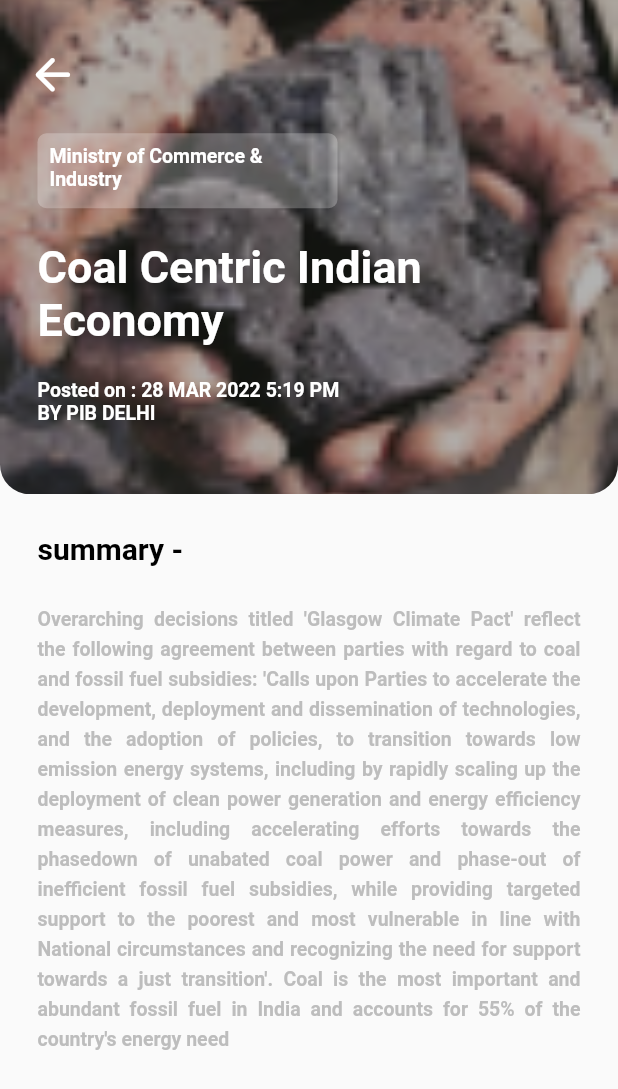
After one commit to Rinav07/SIH-App, a Flutter app: the SummaryPage screen opened directly, on a phone screen of 412 x 824 dp. The commit adds this screen. Shown: the top 1089 px of the screen. Run offline on Flutter 3.47's test engine with Material 2 defaults, Android fonts, the phone set to English and light mode, and no system bars.

Commit message:
summary page

```diff
--- /dev/null
+++ b/App/lib/SummaryPage.dart
@@ -0,0 +1,131 @@
+import 'package:flutter/material.dart';
+
+class SummaryPage extends StatefulWidget {
+  const SummaryPage({Key? key}) : super(key: key);
+
+  @override
+  State<SummaryPage> createState() => _SummaryPageState();
+}
+
+class _SummaryPageState extends State<SummaryPage> {
+  @override
+  Widget build(BuildContext context) {
+    return SafeArea(
+      child: Scaffold(
+        extendBodyBehindAppBar: true,
+        appBar: AppBar(
+          toolbarHeight: 100,
+          leadingWidth: 70,
+          leading: const Icon(
+            Icons.arrow_back_rounded,
+            color: Colors.white,
+            size: 35,
+          ),
+          backgroundColor: Colors.transparent,
+          elevation: 0,
+        ),
+        body: Column(
+          crossAxisAlignment: CrossAxisAlignment.start,
+          children: [
+            Container(
+              height: MediaQuery.of(context).size.height * 0.4,
+              width: double.infinity,
+              decoration: BoxDecoration(
+                borderRadius: const BorderRadius.only(
+                    bottomLeft: Radius.circular(20.0),
+                    bottomRight: Radius.circular(20.0)),
+                image: DecorationImage(
+                    image: const AssetImage(
+                        'assets/Screenshot 2022-03-28 223907 1.png'),
+                    fit: BoxFit.cover,
+                    colorFilter: ColorFilter.mode(
+                        Colors.black.withOpacity(0.3), BlendMode.srcOver)),
+              ),
+              child: Padding(
+                padding: const EdgeInsets.all(25.0),
+                child: Column(
+                  mainAxisAlignment: MainAxisAlignment.spaceEvenly,
+                  crossAxisAlignment: CrossAxisAlignment.start,
+                  children: [
+                    const SizedBox(
+                      height: 20,
+                    ),
+                    Container(
+                      height: 50,
+                      width: 200,
+                      decoration: BoxDecoration(
+                          color: Colors.white.withOpacity(0.25),
+                          borderRadius: BorderRadius.circular(6.0)),
+                      child: const Padding(
+                        padding: EdgeInsets.all(8.0),
+                        child: SizedBox(
+                          width: 1,
+                          child: Text(
+                            'Ministry of Commerce & Industry',
+                            maxLines: 2,
+                            style: TextStyle(
+                                fontWeight: FontWeight.bold,
+                                fontSize: 13,
+                                color: Colors.white),
+                          ),
+                        ),
+                      ),
+                    ),
+                    const Text(
+                      'Coal Centric Indian Economy',
+                      style: TextStyle(
+                          fontSize: 30,
+                          fontWeight: FontWeight.bold,
+                          color: Colors.white),
+                    ),
+                    const SizedBox(
+                      width: 210,
+                      child: Text(
+                        'Posted on : 28 MAR 2022 5:19 PM BY PIB DELHI',
+                        style: TextStyle(
+                            fontSize: 13,
+                            fontWeight: FontWeight.bold,
+                            color: Colors.white),
+                      ),
+                    ),
+                  ],
+                ),
+              ),
+            ),
+            Padding(
+              padding: const EdgeInsets.symmetric(horizontal: 25.0),
+              child: SingleChildScrollView(
+                child: Column(
+                  crossAxisAlignment: CrossAxisAlignment.start,
+                  children: const [
+
+                    Padding(
+                      padding: EdgeInsets.symmetric(vertical: 25.0),
+                      child: Text(
+                        'summary -',
+                        style: TextStyle(
+                            fontSize: 20,
+                            fontWeight: FontWeight.bold,
+                            color: Colors.black),
+                      ),
+                    ),
+
+                    Text(
+                      "Overarching decisions titled 'Glasgow Climate Pact' reflect the following agreement between parties with regard to coal and fossil fuel subsidies: 'Calls upon Parties to accelerate the development, deployment and dissemination of technologies, and the adoption of policies, to transition towards low emission energy systems, including by rapidly scaling up the deployment of clean power generation and energy efficiency measures, including accelerating efforts towards the phasedown of unabated coal power and phase-out of inefficient fossil fuel subsidies, while providing targeted support to the poorest and most vulnerable in line with National circumstances and recognizing the need for support towards a just transition'. Coal is the most important and abundant fossil fuel in India and accounts for 55% of the country's energy need",
+                      textAlign: TextAlign.justify,
+                      style: TextStyle(
+                        height: 1.5,
+                          fontSize: 13,
+                          fontWeight: FontWeight.bold,
+                          color: Color(0xFFBDBDBD),),
+                    ),
+                  ],
+                ),
+              ),
+            ),
+          ],
+        ),
+      ),
+    );
+  }
+}
--- a/App/lib/main.dart
+++ b/App/lib/main.dart
@@ -64,6 +64,7 @@ class _MyStatefulWidgetState extends State<MyStatefulWidget> {
         ): null,
       ),
       body: _widgetoption,
+
       bottomNavigationBar: BottomNavigationBar(
         elevation: 50,
         items: const <BottomNavigationBarItem>[
```
